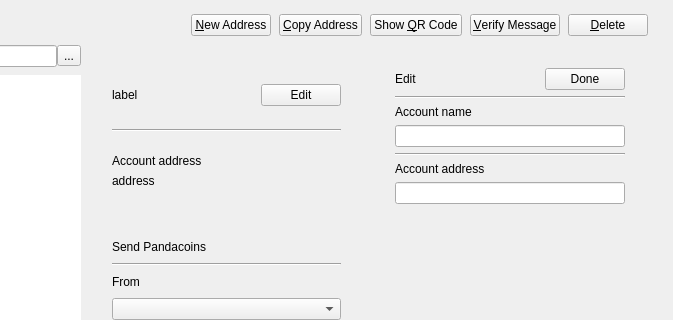
Old version of the form src/qt/forms/addressbookpage_new.ui in the repository justthedoctor/pandacoin-dev; both pictures show x 220 to 893 and y 0 to 320 of the 893 by 411 pixel window.
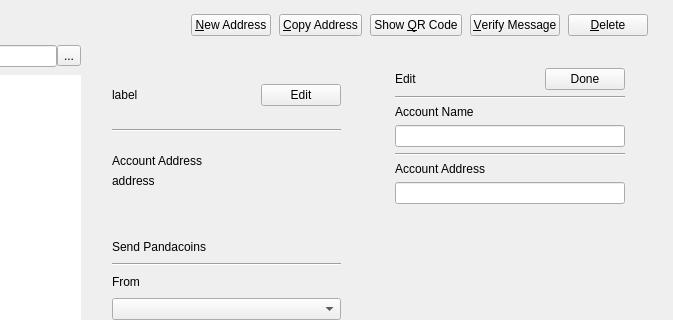
New version of the form. Icons and pictures are not drawn. Custom widgets are drawn as their Qt base class.

```diff
--- a/src/qt/forms/addressbookpage_new.ui
+++ b/src/qt/forms/addressbookpage_new.ui
@@ -281,7 +281,7 @@
            <item>
             <widget class="QLabel" name="addressbook_account_address_heading">
              <property name="text">
-              <string notr="true">Account address</string>
+              <string notr="true">Account Address</string>
              </property>
             </widget>
            </item>
@@ -507,7 +507,7 @@
            <item>
             <widget class="QLabel" name="label_5">
              <property name="text">
-              <string>Account name</string>
+              <string>Account Name</string>
              </property>
             </widget>
            </item>
@@ -524,7 +524,7 @@
            <item>
             <widget class="QLabel" name="label_6">
              <property name="text">
-              <string>Account address</string>
+              <string>Account Address</string>
              </property>
             </widget>
            </item>
```
Left out of the diff: 22 changed lines with no effect on the pictures.
